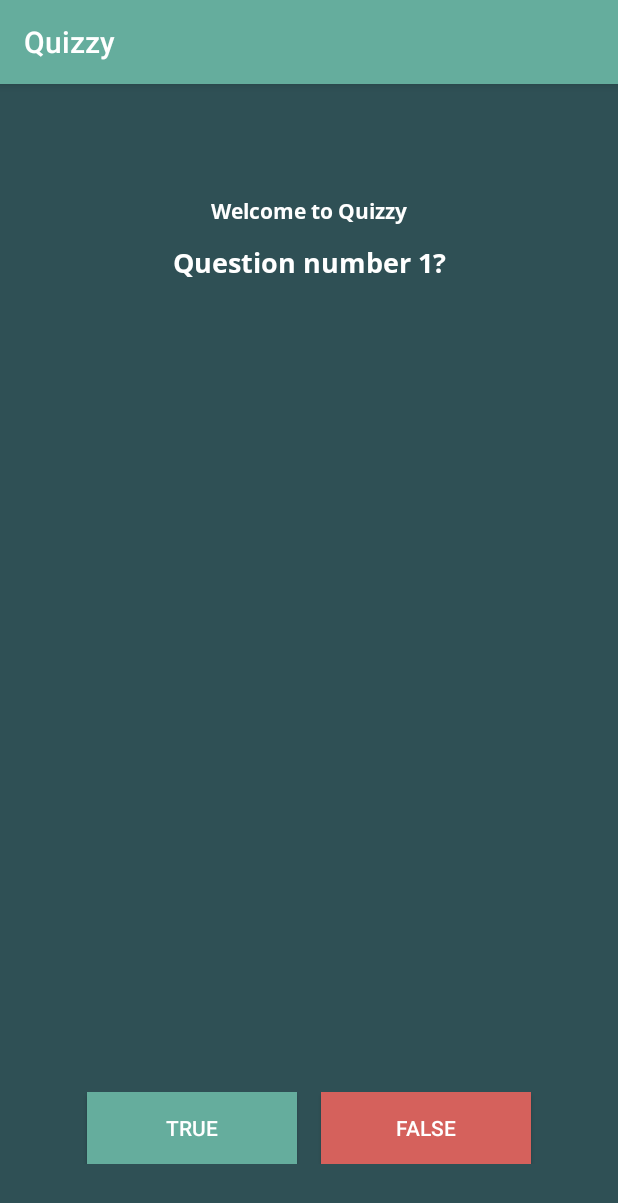
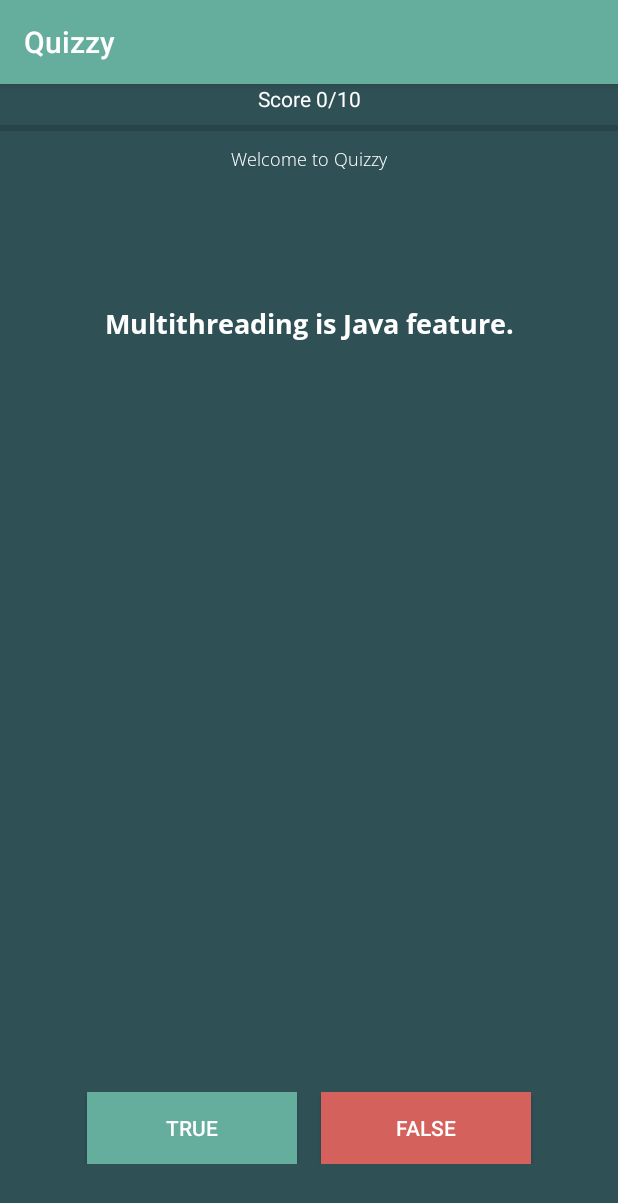
Before and after one commit to ivkeapp/Quizzy, an Android app: the screen it shows after launch (MainActivity), on a phone screen of 412 x 824 dp. Shown: the top 1203 px of the screen. Run offline under Robolectric (Android 15) with nearby library versions, the phone set to English and light mode, and no system bars.

```diff
--- a/app/src/main/java/com/example/quizzy/MainActivity.java
+++ b/app/src/main/java/com/example/quizzy/MainActivity.java
@@ -1,18 +1,47 @@
 package com.example.quizzy;
 
+import androidx.appcompat.app.AlertDialog;
 import androidx.appcompat.app.AppCompatActivity;
 
+import android.content.DialogInterface;
 import android.os.Bundle;
+import android.util.Log;
+import android.view.View;
 import android.widget.Button;
+import android.widget.ProgressBar;
+import android.widget.TextView;
+import android.widget.Toast;
+
+import com.example.quizzy.model.TrueFalse;
 
 public class MainActivity extends AppCompatActivity {
 
     //TODO: Declare constant variables
+    final int PROGRESS_BAR_INCREMENT = 1;
+
 
     //TODO: Declare member variables
     Button mTrueButton;
     Button mFalseButton;
+    TextView mQuestionTextView, mScoreTextView;
+    ProgressBar mProgressBar;
 
+    int mIndex;
+    int mQuestion;
+    int mScore;
+
+    private TrueFalse [] mQuestions = new TrueFalse[]{
+            new TrueFalse(R.string.question_1, true),
+            new TrueFalse(R.string.question_2, false),
+            new TrueFalse(R.string.question_3, true),
+            new TrueFalse(R.string.question_4, false),
+            new TrueFalse(R.string.question_5, true),
+            new TrueFalse(R.string.question_6, false),
+            new TrueFalse(R.string.question_7, true),
+            new TrueFalse(R.string.question_8, true),
+            new TrueFalse(R.string.question_9, true),
+            new TrueFalse(R.string.question_10, false)
+    };
 
     @Override
     protected void onCreate(Bundle savedInstanceState) {
@@ -21,5 +50,75 @@ public class MainActivity extends AppCompatActivity {
 
         mTrueButton = findViewById(R.id.true_btn);
         mFalseButton = findViewById(R.id.false_btn);
+        mQuestionTextView = findViewById(R.id.question);
+        mScoreTextView = findViewById(R.id.score);
+        mProgressBar = findViewById(R.id.progress);
+
+        mQuestion = mQuestions[mIndex].getmQuestionID();
+        mQuestionTextView.setText(mQuestion);
+
+        mTrueButton.setOnClickListener(new View.OnClickListener() {
+            @Override
+            public void onClick(View v) {
+                checkAnswer(true);
+                updateQuestion();
+            }
+        });
+
+        mFalseButton.setOnClickListener(new View.OnClickListener() {
+            @Override
+            public void onClick(View v) {
+                checkAnswer(false);
+                updateQuestion();
+            }
+        });
+    }
+
+    private void updateQuestion() {
+        mIndex = (mIndex + 1) % mQuestions.length;
+
+        if(mIndex == 0) {
+            AlertDialog.Builder ad = new AlertDialog.Builder(this);
+            if(mScore>6) {
+                ad.setTitle("You passed the test!");
+            } else {
+                ad.setTitle("Unfortunately you did not passed the test.");
+            }
+            ad.setCancelable(false);
+            ad.setMessage("Your score is " + mScore + "/10");
+            ad.setPositiveButton("Play Again", new DialogInterface.OnClickListener() {
+                @Override
+                public void onClick(DialogInterface dialog, int which) {
+                    recreate();
+                    mProgressBar.setProgress(0);
+                }
+            });
+            ad.setNegativeButton("Close app", new DialogInterface.OnClickListener() {
+                @Override
+                public void onClick(DialogInterface dialog, int which) {
+                    finish();
+                }
+            });
+            ad.show();
+        }
+        Log.d("Quizzy", String.valueOf(mIndex));
+
+        mQuestion = mQuestions[mIndex].getmQuestionID();
+        mQuestionTextView.setText(mQuestion);
+        mProgressBar.incrementProgressBy(PROGRESS_BAR_INCREMENT);
+        mScoreTextView.setText("Score " + mScore + "/" + mQuestions.length);
+    }
+
+    private void checkAnswer(boolean userSelected) {
+
+        boolean correctAnswer = mQuestions[mIndex].ismIsTrue();
+
+        if(userSelected == correctAnswer){
+            Toast.makeText(this, "Correct!", Toast.LENGTH_SHORT).show();
+            mScore ++;
+        } else {
+            Toast.makeText(this, "Wrong answer!", Toast.LENGTH_SHORT).show();
+        }
+
     }
 }
--- /dev/null
+++ b/app/src/main/java/com/example/quizzy/model/TrueFalse.java
@@ -0,0 +1,28 @@
+package com.example.quizzy.model;
+
+public class TrueFalse {
+
+    private int mQuestionID;
+    private boolean mIsTrue;
+
+    public TrueFalse(int mQuestionID, boolean mIsTrue) {
+        this.mQuestionID = mQuestionID;
+        this.mIsTrue = mIsTrue;
+    }
+
+    public int getmQuestionID() {
+        return mQuestionID;
+    }
+
+    public void setmQuestionID(int mQuestionID) {
+        this.mQuestionID = mQuestionID;
+    }
+
+    public boolean ismIsTrue() {
+        return mIsTrue;
+    }
+
+    public void setmIsTrue(boolean mIsTrue) {
+        this.mIsTrue = mIsTrue;
+    }
+}
--- a/app/src/main/res/layout/activity_main.xml
+++ b/app/src/main/res/layout/activity_main.xml
@@ -8,18 +8,39 @@
     android:background="@color/colorPrimaryDark">
 
     <TextView
+        android:id="@+id/score"
+        android:layout_width="wrap_content"
+        android:layout_height="wrap_content"
+        android:text="@string/score"
+        android:textColor="@color/white"
+        app:layout_constraintTop_toTopOf="parent"
+        app:layout_constraintLeft_toLeftOf="parent"
+        app:layout_constraintRight_toRightOf="parent"/>
+
+    <ProgressBar
+        android:layout_width="match_parent"
+        android:layout_height="20dp"
+        android:id="@+id/progress"
+        android:layout_centerHorizontal="true"
+        android:layout_centerVertical="true"
+        android:max="10"
+        android:progress="0"
+        style="?android:attr/progressBarStyleHorizontal"
+        app:layout_constraintTop_toBottomOf="@id/score"/>
+
+    <TextView
         android:id="@+id/welcome_txt"
         android:layout_width="wrap_content"
         android:layout_height="wrap_content"
-        android:fontFamily="@font/open_sans_bold"
+        android:fontFamily="@font/open_sans_light"
         android:text="@string/welcome_msg"
-        android:textSize="14sp"
+        android:textSize="12sp"
         android:textColor="@color/white"
         app:layout_constraintBottom_toBottomOf="parent"
         app:layout_constraintLeft_toLeftOf="parent"
         app:layout_constraintRight_toRightOf="parent"
-        app:layout_constraintTop_toTopOf="parent"
-        app:layout_constraintVertical_bias="0.1" />
+        app:layout_constraintTop_toBottomOf="@id/score"
+        app:layout_constraintVertical_bias="0.03" />
 
     <TextView
         android:id="@+id/question"
@@ -30,11 +51,13 @@
         android:text="@string/question_1"
         android:textColor="@color/white"
         android:textSize="18sp"
+        android:padding="12dp"
+        android:textAlignment="center"
         app:layout_constraintBottom_toBottomOf="parent"
         app:layout_constraintLeft_toLeftOf="parent"
         app:layout_constraintRight_toRightOf="parent"
         app:layout_constraintTop_toBottomOf="@id/welcome_txt"
-        app:layout_constraintVertical_bias="0" />
+        app:layout_constraintVertical_bias="0.1" />
 
     <LinearLayout
         android:layout_width="match_parent"
--- a/app/src/main/res/values/strings.xml
+++ b/app/src/main/res/values/strings.xml
@@ -6,16 +6,16 @@
     <string name="score">Score 0/10</string>
     <string name="welcome_msg">Welcome to Quizzy</string>
 
-    <string name="question_1">Question number 1?</string>
-    <string name="question_2">Quizzy</string>
-    <string name="question_3">Quizzy</string>
-    <string name="question_4">Quizzy</string>
-    <string name="question_5">Quizzy</string>
-    <string name="question_6">Quizzy</string>
-    <string name="question_7">Quizzy</string>
-    <string name="question_8">Quizzy</string>
-    <string name="question_9">Quizzy</string>
-    <string name="question_10">Quizzy</string>
+    <string name="question_1">Multithreading is Java feature.</string>
+    <string name="question_2">Java satisfy all Object-oriented concepts.</string>
+    <string name="question_3">Java supports the creation and existence of abstract classes that expose interfaces.</string>
+    <string name="question_4">Java does not have composition, association and aggregation.</string>
+    <string name="question_5">Only two types of polymorphism are compile-time and runtime polymorphism.</string>
+    <string name="question_6">JVM (Java Virtual Machine) is compile virtual machine.</string>
+    <string name="question_7">Inheritance provides an object with the ability to acquire the fields and methods of another class.</string>
+    <string name="question_8">The static keyword denotes that a member variable or method can be accessed, without requiring an instantiation of the class to which it belongs.</string>
+    <string name="question_9">Java have eight primitive Data Types: byte, short, int, long, float, double, boolean and char.</string>
+    <string name="question_10">Method overriding in Java occurs when two or more methods in the same class have the exact same name, but different parameters.</string>
     <string name="question_11">Quizzy</string>
     <string name="question_12">Quizzy</string>
     <string name="question_13">Quizzy</string>
```
